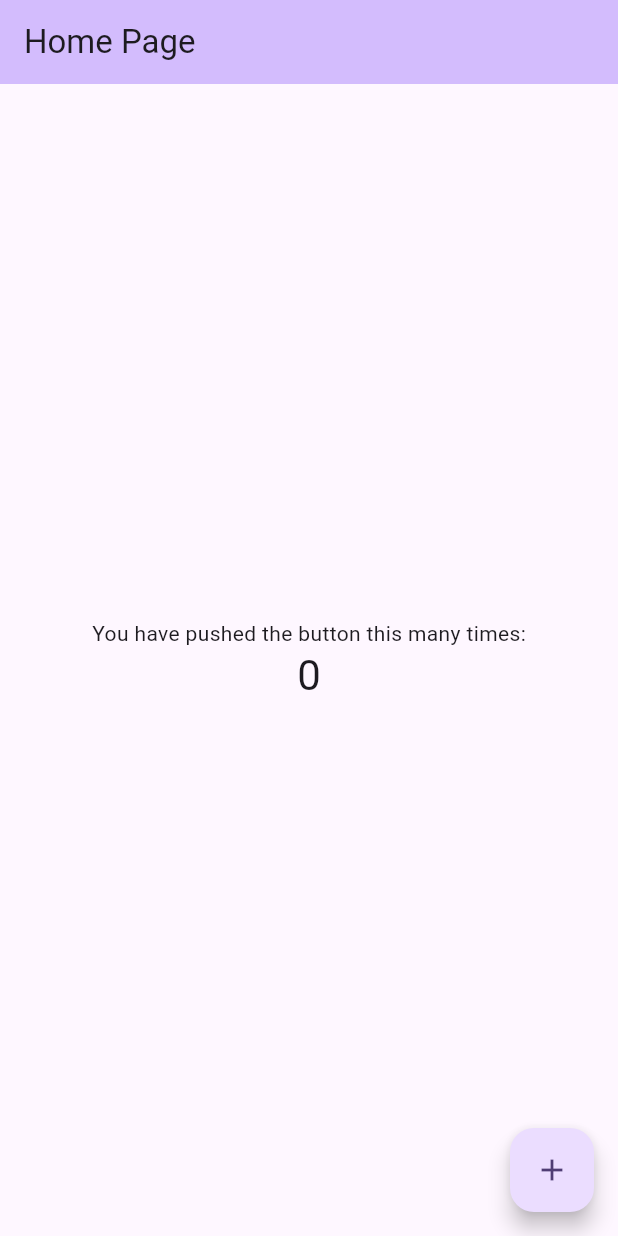
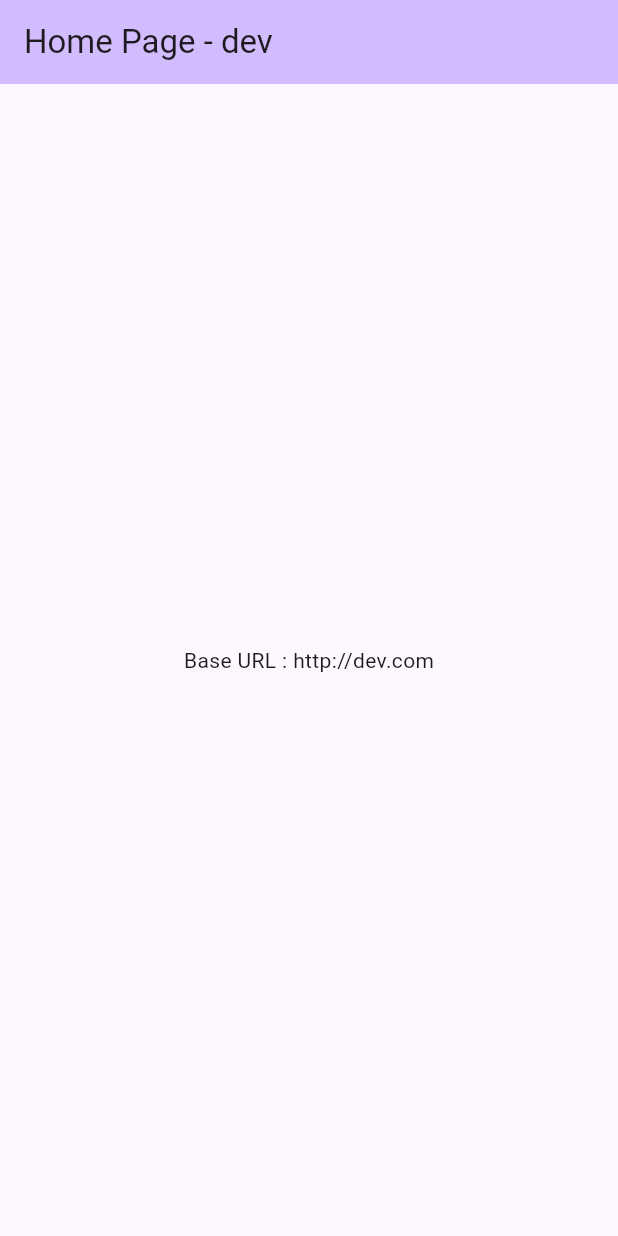
Before and after one commit to monirhelalee/flavor-with-multiple-firebase-app, a Flutter app: the screen it shows after launch, on a phone screen of 412 x 824 dp. Run offline on Flutter 3.47's test engine with Material 3 defaults, Android fonts, the phone set to English and light mode, and no system bars; our stand-ins replace firebase_core; accounts and stored records are empty.

Commit message:
flavor done with different URL

```diff
--- /dev/null
+++ b/lib/global.dart
@@ -0,0 +1,3 @@
+class Global {
+  static String baseUrl = '';
+}
--- a/lib/home.dart
+++ b/lib/home.dart
@@ -1,3 +1,4 @@
+import 'package:flavor_example/global.dart';
 import 'package:flutter/material.dart';
 
 class MyHomePage extends StatefulWidget {
@@ -10,14 +11,6 @@ class MyHomePage extends StatefulWidget {
 }
 
 class _MyHomePageState extends State<MyHomePage> {
-  int _counter = 0;
-
-  void _incrementCounter() {
-    setState(() {
-      _counter++;
-    });
-  }
-
   @override
   Widget build(BuildContext context) {
     return Scaffold(
@@ -29,21 +22,12 @@ class _MyHomePageState extends State<MyHomePage> {
         child: Column(
           mainAxisAlignment: MainAxisAlignment.center,
           children: <Widget>[
-            const Text(
-              'You have pushed the button this many times:',
-            ),
             Text(
-              '$_counter',
-              style: Theme.of(context).textTheme.headlineMedium,
+              'Base URL : ${Global.baseUrl}',
             ),
           ],
         ),
       ),
-      floatingActionButton: FloatingActionButton(
-        onPressed: _incrementCounter,
-        tooltip: 'Increment',
-        child: const Icon(Icons.add),
-      ),
     );
   }
 }
--- a/lib/main_dev.dart
+++ b/lib/main_dev.dart
@@ -1,9 +1,12 @@
 import 'package:firebase_core/firebase_core.dart';
 import 'package:flavor_example/firebase_options_dev.dart';
+import 'package:flavor_example/global.dart';
 import 'package:flavor_example/home.dart';
+import 'package:flavor_example/urls.dart';
 import 'package:flutter/material.dart';
 
 Future<void> main() async {
+  Global.baseUrl = Urls.devBaseUrl;
   WidgetsFlutterBinding.ensureInitialized();
 
   ///Firebase initialization
@@ -20,12 +23,13 @@ class MyApp extends StatelessWidget {
   @override
   Widget build(BuildContext context) {
     return MaterialApp(
+      debugShowCheckedModeBanner: false,
       title: 'Flavor Example',
       theme: ThemeData(
         colorScheme: ColorScheme.fromSeed(seedColor: Colors.deepPurple),
         useMaterial3: true,
       ),
-      home: const MyHomePage(title: 'Home Page'),
+      home: const MyHomePage(title: 'Home Page - dev'),
     );
   }
 }
--- a/lib/main_prod.dart
+++ b/lib/main_prod.dart
@@ -1,9 +1,12 @@
 import 'package:firebase_core/firebase_core.dart';
 import 'package:flavor_example/firebase_options_prod.dart';
+import 'package:flavor_example/global.dart';
 import 'package:flavor_example/home.dart';
+import 'package:flavor_example/urls.dart';
 import 'package:flutter/material.dart';
 
 Future<void> main() async {
+  Global.baseUrl = Urls.prodBaseUrl;
   WidgetsFlutterBinding.ensureInitialized();
 
   ///Firebase initialization
@@ -20,6 +23,7 @@ class MyApp extends StatelessWidget {
   @override
   Widget build(BuildContext context) {
     return MaterialApp(
+      debugShowCheckedModeBanner: false,
       title: 'Flavor Example',
       theme: ThemeData(
         colorScheme: ColorScheme.fromSeed(seedColor: Colors.deepPurple),
--- a/lib/main_stg.dart
+++ b/lib/main_stg.dart
@@ -1,9 +1,12 @@
 import 'package:firebase_core/firebase_core.dart';
 import 'package:flavor_example/firebase_options_stg.dart';
+import 'package:flavor_example/global.dart';
 import 'package:flavor_example/home.dart';
+import 'package:flavor_example/urls.dart';
 import 'package:flutter/material.dart';
 
 Future<void> main() async {
+  Global.baseUrl = Urls.prodBaseUrl;
   WidgetsFlutterBinding.ensureInitialized();
 
   ///Firebase initialization
@@ -20,12 +23,13 @@ class MyApp extends StatelessWidget {
   @override
   Widget build(BuildContext context) {
     return MaterialApp(
+      debugShowCheckedModeBanner: false,
       title: 'Flavor Example',
       theme: ThemeData(
         colorScheme: ColorScheme.fromSeed(seedColor: Colors.deepPurple),
         useMaterial3: true,
       ),
-      home: const MyHomePage(title: 'Home Page'),
+      home: const MyHomePage(title: 'Home Page - stg'),
     );
   }
 }
--- /dev/null
+++ b/lib/urls.dart
@@ -0,0 +1,12 @@
+import 'package:flavor_example/global.dart';
+
+class Urls {
+  ///base url
+  static String get baseUrl => Global.baseUrl;
+  //production
+  static String prodBaseUrl = 'http://prod.com/';
+  //development
+  static String devBaseUrl = 'http://dev.com';
+  //staging
+  static String stgBaseUrl = 'http://stg.com/';
+}
```
Also changed, not shown: 2 other files.
